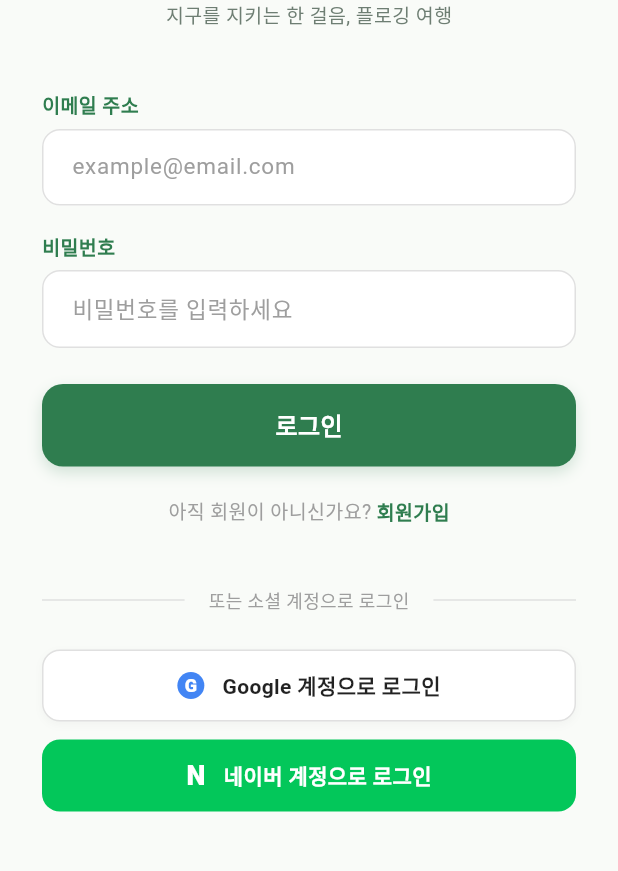
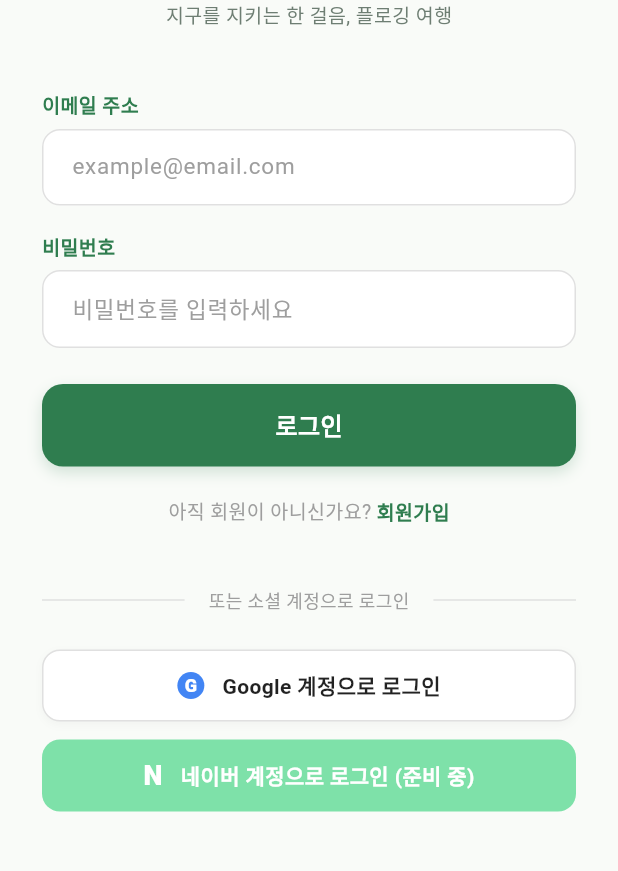
Before and after one commit to kmk0531/clean-trail, a Flutter app: the screen it shows after launch, on a phone screen of 412 x 824 dp, the part 276-1147 px from its top. Run offline on Flutter 3.47's test engine with Material 3 defaults, Android fonts, the phone set to English and light mode, and no system bars; our stand-ins replace cloud_firestore, firebase_auth, firebase_core, google_sign_in, image_picker, permission_handler; missing offline and left inert: flutter_naver_map, tflite_flutter; accounts and stored records are empty; Roboto replaces fonts that are missing (-apple-system).

Commit message:
fix: 네이버 로그인 버튼이 준비 중임을 화면에 명시
지금까지 "네이버 계정으로 로그인" 버튼은 실제 네이버 SDK 연동 없이
Firebase 익명 로그인으로 처리되는 데모였는데, 화면상으로는 실제 네이버
계정 연동처럼 보였다. 원스토어 검증 참고사항에는 데모임을 적어뒀지만,
일반 사용자는 이 사실을 알 방법이 없어 실제 계정이 연동된다고 오인할
소지가 있었다 — 앞서 쿠폰 화면에 "[예시]"/"(데모)" 표기를 추가했던 것과
같은 이유.

- 버튼 라벨을 "네이버 계정으로 로그인 (준비 중)"으로 변경
- 탭 시 실제 로그인 대신 "아직 준비 중인 기능입니다" 스낵바만 표시
- 버튼 배경색 알파값을 낮춰 시각적으로도 비활성 톤으로 표시

versionCode 1.0.0+8 → 1.0.0+9로 올려 재빌드.
flutter analyze 0 issues 확인.

Co-Authored-By: Claude Sonnet 5 <noreply@anthropic.com>

```diff
--- a/clean_trail/lib/screens/login_screen.dart
+++ b/clean_trail/lib/screens/login_screen.dart
@@ -378,12 +378,21 @@ class _LoginScreenState extends State<LoginScreen> {
               const SizedBox(height: 12),
 
               // Naver Login Button
+              // 실제 네이버 로그인 SDK 연동 전이라, 눌러도 로그인이 진행되지
+              // 않고 준비 중 안내만 표시한다 — 실제 계정 연동으로 오인하지
+              // 않도록 라벨에도 "(준비 중)"을 명시한다.
               GestureDetector(
-                onTap: _isLoading ? null : () => _handleSocialLogin('naver'),
+                onTap: _isLoading
+                    ? null
+                    : () {
+                        ScaffoldMessenger.of(context).showSnackBar(
+                          const SnackBar(content: Text('네이버 로그인은 아직 준비 중인 기능입니다.')),
+                        );
+                      },
                 child: Container(
                   height: 48,
                   decoration: BoxDecoration(
-                    color: const Color(0xFF03C75A), // Naver Green
+                    color: const Color(0xFF03C75A).withValues(alpha: 0.5), // Naver Green (준비 중 표시로 톤다운)
                     borderRadius: BorderRadius.circular(12),
                   ),
                   child: const Row(
@@ -400,7 +409,7 @@ class _LoginScreenState extends State<LoginScreen> {
                       ),
                       SizedBox(width: 12),
                       Text(
-                        '네이버 계정으로 로그인',
+                        '네이버 계정으로 로그인 (준비 중)',
                         style: TextStyle(
                           fontFamily: '-apple-system',
                           fontSize: 14,
--- a/clean_trail/pubspec.yaml
+++ b/clean_trail/pubspec.yaml
@@ -16,7 +16,7 @@ publish_to: 'none' # Remove this line if you wish to publish to pub.dev
 # https://developer.apple.com/library/archive/documentation/General/Reference/InfoPlistKeyReference/Articles/CoreFoundationKeys.html
 # In Windows, build-name is used as the major, minor, and patch parts
 # of the product and file versions while build-number is used as the build suffix.
-version: 1.0.0+8
+version: 1.0.0+9
 
 environment:
   sdk: '>=3.12.0 <4.0.0'
```
